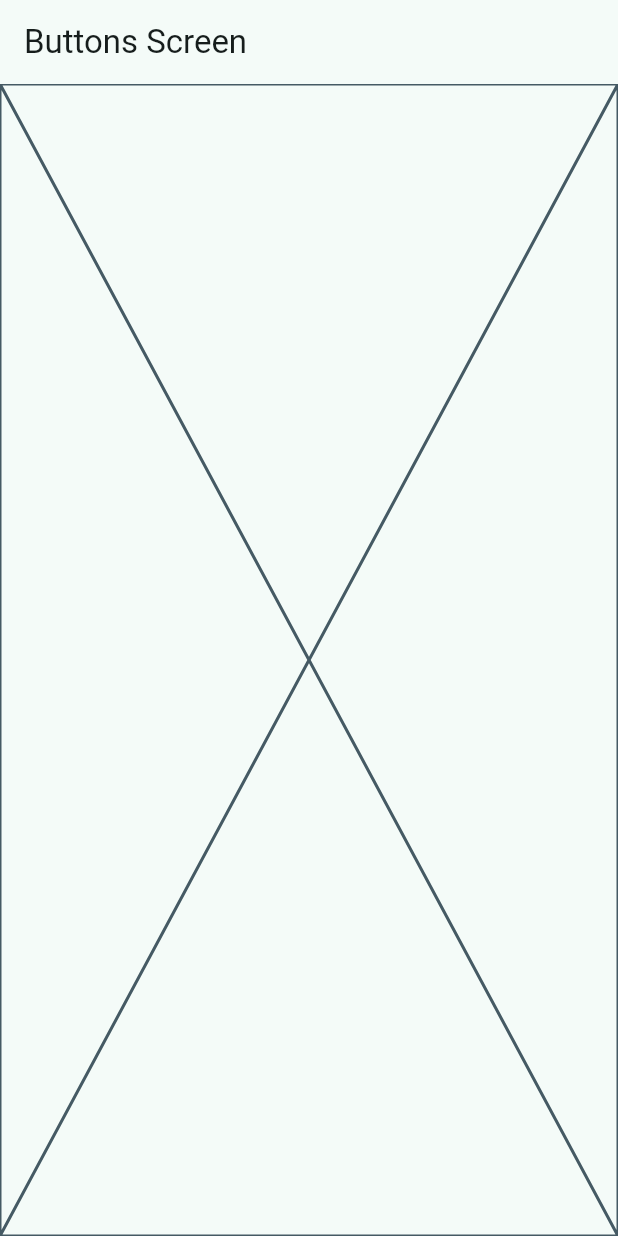
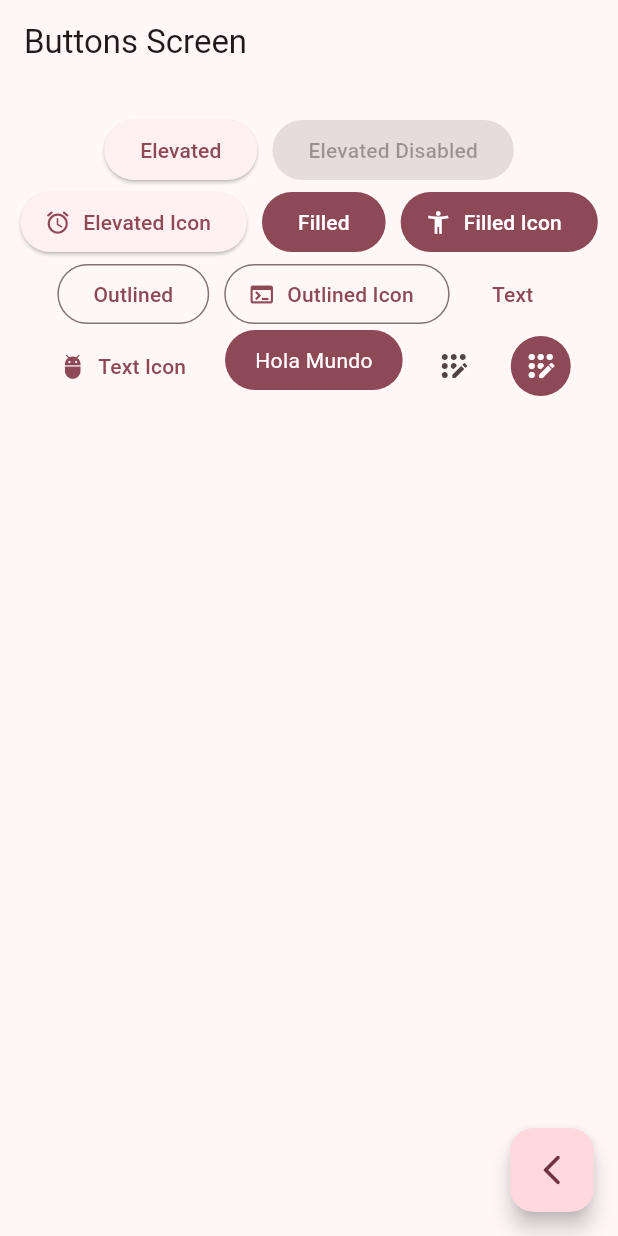
Before and after one commit to vhalvarez/widgets_app_flutter, a Flutter app: the ButtonsScreen screen opened by its route, on a phone screen of 412 x 824 dp. Run offline on Flutter 3.47's test engine with Material 3 defaults, Android fonts, the phone set to English and light mode, and no system bars; our stand-ins replace go_router.

Commit message:
buttons screen finished

```diff
--- a/lib/main.dart
+++ b/lib/main.dart
@@ -14,7 +14,7 @@ class MainApp extends StatelessWidget {
     return MaterialApp.router(
       routerConfig: appRouter,
       debugShowCheckedModeBanner: false,
-      theme: AppTheme(selectedColor: 1).getTheme(),
+      theme: AppTheme(selectedColor: 5).getTheme(),
     );
   }
 }
--- a/lib/presentation/screens/buttons/buttons_screen.dart
+++ b/lib/presentation/screens/buttons/buttons_screen.dart
@@ -1,16 +1,105 @@
 import 'package:flutter/material.dart';
+import 'package:go_router/go_router.dart';
 
 class ButtonsScreen extends StatelessWidget {
-        static const String name = 'buttons_screen';
+  static const String name = 'buttons_screen';
   const ButtonsScreen({super.key});
 
   @override
   Widget build(BuildContext context) {
     return Scaffold(
-        appBar: AppBar(
-                title: const Text("Buttons Screen"),
-        ),
-        body: const Placeholder(),
+      appBar: AppBar(
+        title: const Text("Buttons Screen"),
+      ),
+      body: const _ButtonsView(),
+      floatingActionButton: FloatingActionButton(
+        child: const Icon(Icons.arrow_back_ios_new_rounded),
+        onPressed: () {
+          context.pop();
+        },
+      ),
     );
   }
 }
+
+class _ButtonsView extends StatelessWidget {
+  const _ButtonsView();
+
+  @override
+  Widget build(BuildContext context) {
+    final colors = Theme.of(context).colorScheme;
+    return SizedBox(
+      width: double.infinity,
+      child: Padding(
+        padding: const EdgeInsets.symmetric(horizontal: 10, vertical: 20),
+        child: Wrap(
+          spacing: 10,
+          alignment: WrapAlignment.center,
+          children: [
+            ElevatedButton(onPressed: () {}, child: const Text('Elevated')),
+            const ElevatedButton(
+                onPressed: null, child: Text('Elevated Disabled')),
+            ElevatedButton.icon(
+              onPressed: () {},
+              icon: const Icon(Icons.access_alarm_rounded),
+              label: const Text('Elevated Icon'),
+            ),
+            FilledButton(onPressed: () {}, child: const Text('Filled')),
+            FilledButton.icon(
+              onPressed: () {},
+              icon: const Icon(Icons.accessibility_new),
+              label: const Text('Filled Icon'),
+            ),
+            OutlinedButton(onPressed: () {}, child: const Text('Outlined')),
+            OutlinedButton.icon(
+                onPressed: () {},
+                icon: const Icon(Icons.terminal),
+                label: const Text('Outlined Icon')),
+            TextButton(onPressed: () {}, child: const Text('Text')),
+            TextButton.icon(
+                onPressed: () {},
+                icon: const Icon(Icons.adb_rounded),
+                label: const Text('Text Icon')),
+
+            // TODO: custom button
+            const CusttomButton(),
+            IconButton(
+                onPressed: () {},
+                icon: const Icon(Icons.app_registration_rounded)),
+            IconButton(
+              onPressed: () {},
+              icon: const Icon(Icons.app_registration_rounded),
+              style: ButtonStyle(
+                  backgroundColor: MaterialStatePropertyAll(colors.primary),
+                  iconColor: const MaterialStatePropertyAll(Colors.white)),
+            ),
+          ],
+        ),
+      ),
+    );
+  }
+}
+
+class CusttomButton extends StatelessWidget {
+  const CusttomButton({super.key});
+
+  @override
+  Widget build(BuildContext context) {
+    final colors = Theme.of(context).colorScheme;
+    return ClipRRect(
+        borderRadius: BorderRadius.circular(20),
+      child: Material(
+          color: colors.primary,
+          child: InkWell(
+            onTap: () {},
+            child: Padding(
+              padding: const EdgeInsets.symmetric(horizontal: 20, vertical: 10),
+              child: const Text(
+                'Hola Mundo',
+                style: TextStyle(color: Colors.white),
+              ),
+            ),
+          )),
+    );
+  }
+}
```
